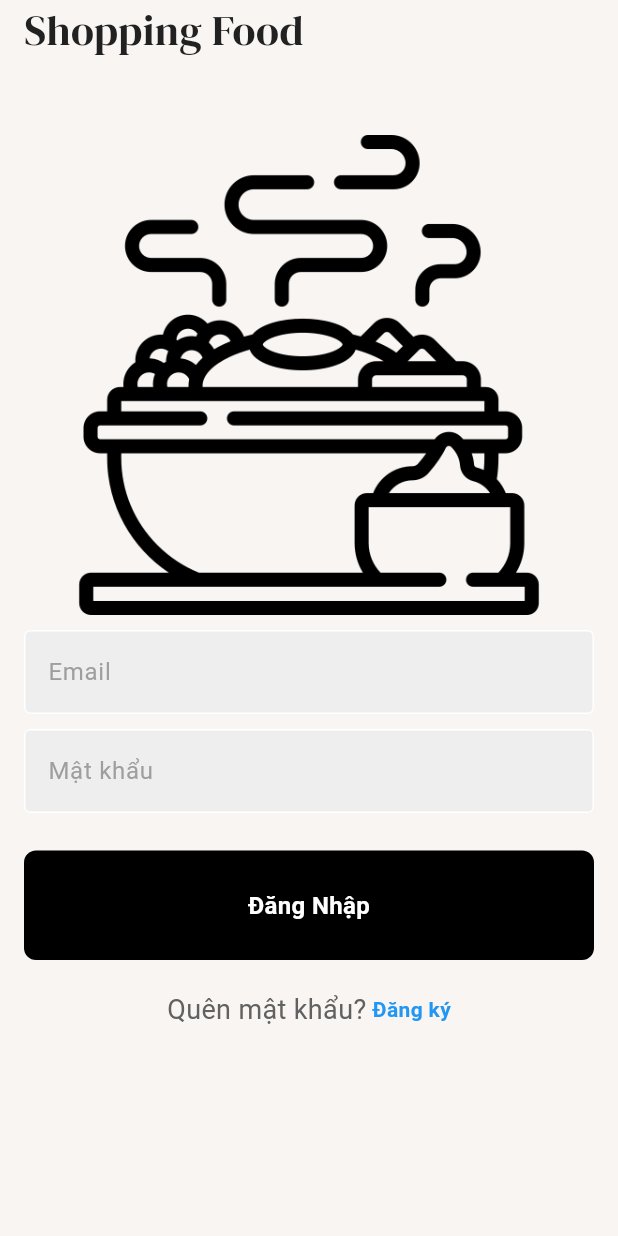
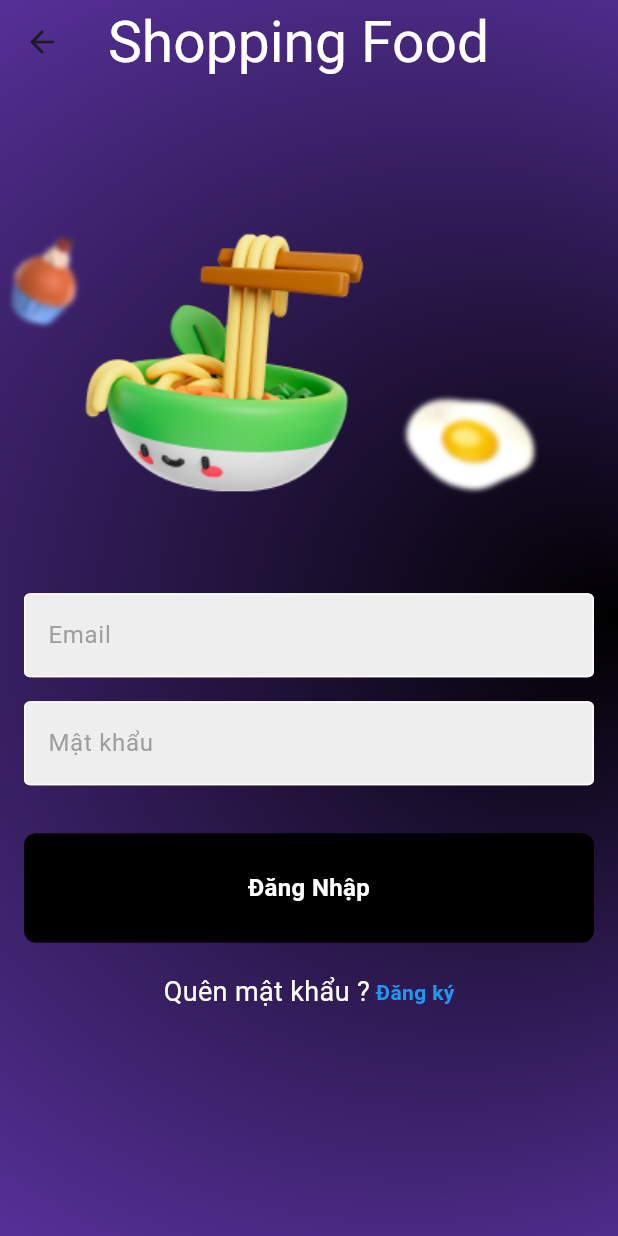
Before and after one commit to 2121051087/AppShoppingFood, a Flutter app: the LoginPage screen opened directly with empty values, on a phone screen of 412 x 824 dp. Run offline on Flutter 3.47's test engine with Material 3 defaults, Android fonts, the phone set to English and light mode, and no system bars; our stand-ins replace firebase_auth, firebase_core, flutter_svg, google_fonts; accounts and stored records are empty.

Commit message:
Update UI login Screen

```diff
--- a/flutter_application_1/lib/Insert/home_screen.dart
+++ b/flutter_application_1/lib/Insert/home_screen.dart
@@ -281,17 +281,17 @@ class _HomeScreenState extends State<HomeScreen> {
               padding: const EdgeInsets.only(bottom: 16),
               child: Container(
                 margin: const EdgeInsets.symmetric(horizontal: 16),
-                child: Row(
+                child: const Row(
                   mainAxisAlignment: MainAxisAlignment.spaceBetween,
                   children: [
-                    const Text(
+                    Text(
                       "Today's promo",
                       style: TextStyle(
                         fontSize: 28,
                         color: Color(0xFF1D2D50),
                       ),
                     ),
-                    const Text(
+                    Text(
                       "See all",
                       style: TextStyle(
                         fontSize: 16,
--- a/flutter_application_1/lib/pages/login_page.dart
+++ b/flutter_application_1/lib/pages/login_page.dart
@@ -72,35 +72,63 @@ class _LoginPageState extends State<LoginPage> {
   @override
   Widget build(BuildContext context) {
     return Scaffold(
-      backgroundColor: const Color(0xFFF8F5F2),
-      body: SingleChildScrollView(
-        child: SafeArea(
+      extendBodyBehindAppBar: true,
+
+      appBar: AppBar(
+        elevation: 0,
+        backgroundColor: Colors.transparent,
+
+        title: Text("Shopping Food",
+            style: TextStyle(
+              fontSize: 38,
+              color: Colors.white,
+
+            ),
+        ),
+      ),
+
+
+
+      body: Container(
+          decoration: const BoxDecoration(
+            gradient: RadialGradient(
+              colors: [
+                Colors.black,
+                Colors.deepPurple,
+                Colors.green,
+
+              ],
+              focal: Alignment.centerRight,
+              center:Alignment.centerLeft,
+              radius:2.8,
+            ),
+          ),
+          // image
+          child: Column(
+            mainAxisAlignment: MainAxisAlignment.center,
+            children: [
+
+              Row(
+                children: [
+
+                  Image.asset(
+                      'assets/images/img_sign_in.png',
+                      fit: BoxFit.cover,
+                    ),
+
+                ],
+              ),
+              SizedBox(height:64),
+
+
+                SingleChildScrollView(
                   child: Center(
                         child: Padding(
                           padding: const EdgeInsets.symmetric(horizontal: 16),
+
                             child: Column(
                               children: [
-                  Row(
-                    mainAxisAlignment: MainAxisAlignment.start,
-                    children: [
-                      Text(
-                        "Shopping Food",
-                        style: GoogleFonts.dmSerifDisplay(
-                          color: Colors.grey[900],
-                          fontSize: 28,
-                        ),
-                      ),
-                    ],
-                  ),
 
-                  // image
-                  Padding(
-                    padding: const EdgeInsets.only(top: 50,right: 30,left: 30,bottom: 10),
-                    child: Image.asset(
-                      'assets/images/intro.png',
-                      fit: BoxFit.cover,
-                    ),
-                  ),
 
                                 // Nhập email
                                 MyTextField(
@@ -108,7 +136,7 @@ class _LoginPageState extends State<LoginPage> {
                                     hintText: 'Email',
                                     obscureText: false),
 
-                  const SizedBox(height: 10),
+                                const SizedBox(height: 16),
 
                                 // Nhập Mật khẩu
                                 MyTextField(
@@ -117,7 +145,7 @@ class _LoginPageState extends State<LoginPage> {
                                   obscureText: true,
                                 ),
 
-                  const SizedBox(height: 25),
+                                const SizedBox(height: 32),
 
                                 MyButtonLogin(
                                   onTap: signIn,
@@ -130,10 +158,10 @@ class _LoginPageState extends State<LoginPage> {
                                 Row(
                                   mainAxisAlignment: MainAxisAlignment.center,
                                   children: [
-                      Text(
-                        "Quên mật khẩu?",
+                                    const Text(
+                                      "Quên mật khẩu ?",
                                       style: TextStyle(
-                          color: Colors.grey[700],
+                                        color: Colors.white,
                                         fontSize: 18,
                                       ),
                                     ),
@@ -152,10 +180,27 @@ class _LoginPageState extends State<LoginPage> {
                                 ),
                               ],
                             ),
+
                           ),
                         ),
                       ),
+
+
+
+
+
+
+            ],
           ),
+
+        ),
+
+
+
+
+
+
     );
+
   }
 }
```
Lines whose indentation alone changed are shown as unchanged.
